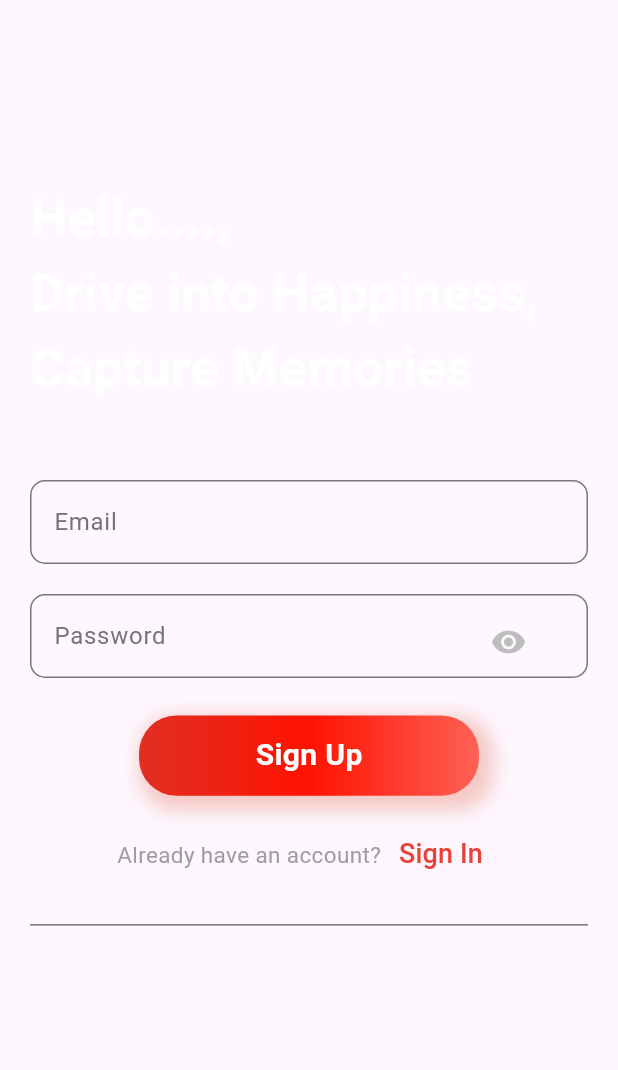
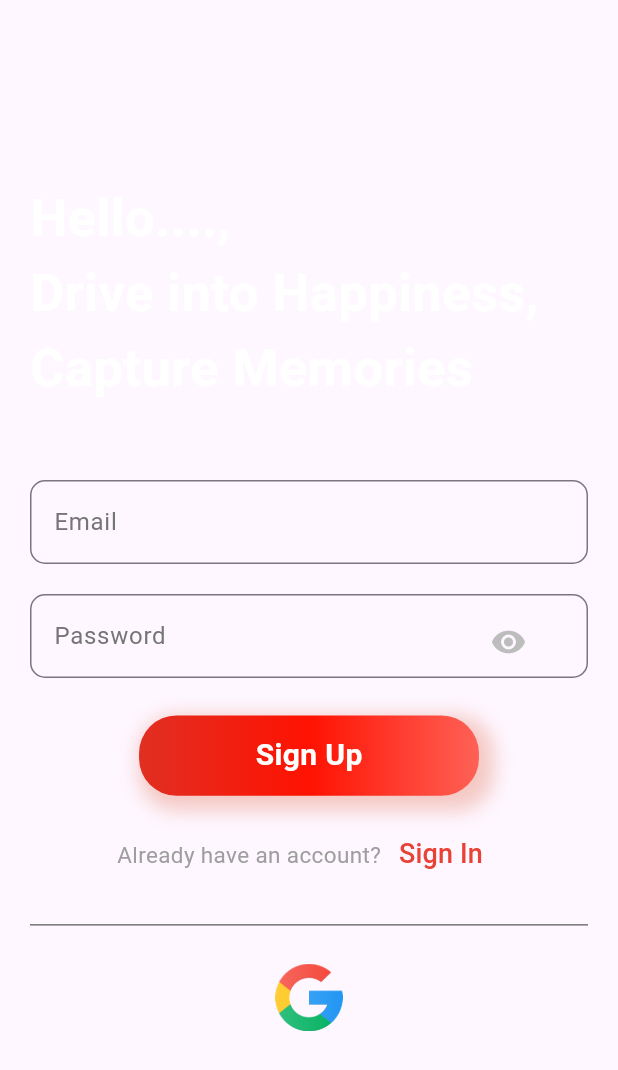
Before and after one commit to amalmohan123/Rent_a_Car, a Flutter app: the screen it shows after launch, on a phone screen of 412 x 824 dp. Shown: the top 1070 px of the screen. Run offline on Flutter 3.47's test engine with Material 3 defaults, Android fonts, the phone set to English and light mode, and no system bars; our stand-ins replace curved_navigation_bar, google_fonts; Roboto replaces fonts that are missing (Alata).

Commit message:
navbar+login

```diff
--- a/lib/view/login_page.dart
+++ b/lib/view/login_page.dart
@@ -151,15 +151,15 @@ class _LoginPageState extends State<LoginPage> {
                       color: Colors.grey.shade600,
                     ),
                     const SizedBox(height: 18),
-                    // GestureDetector(
-                    //   onTap: () {},
-                    //   child: SizedBox(
-                    //     height: 45,
-                    //     child: Image.asset(
-                    //       'assets/image/2993685_brand_brands_google_logo_logos_icon.png',
-                    //     ),
-                    //   ),
-                    // )
+                    GestureDetector(
+                      onTap: () {},
+                      child: SizedBox(
+                        height: 45,
+                        child: Image.asset(
+                          'assets/image/2993685_brand_brands_google_logo_logos_icon.png',
+                        ),
+                      ),
+                    )
                   ],
                 ),
               ),
```
